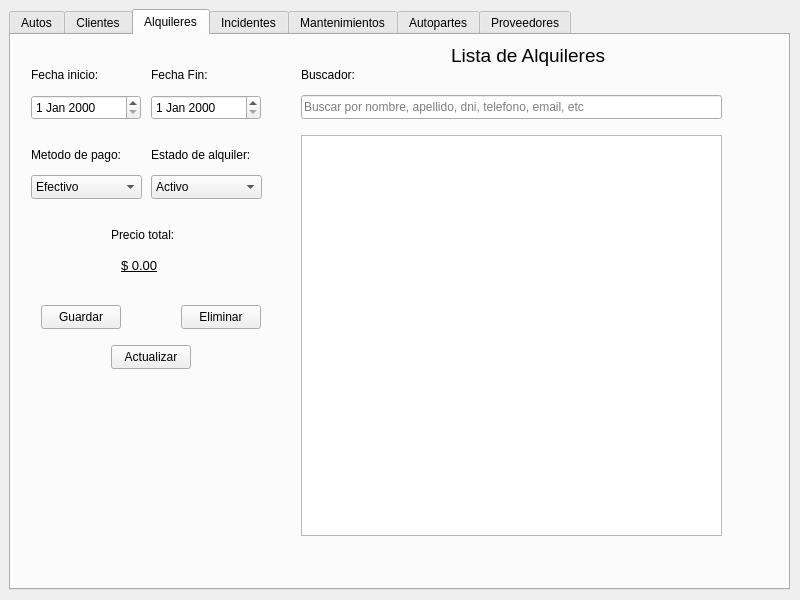
Before: the Qt Designer form mainwindow.ui in FacundoTecnica1/AutoGest, drawn with Qt 5.
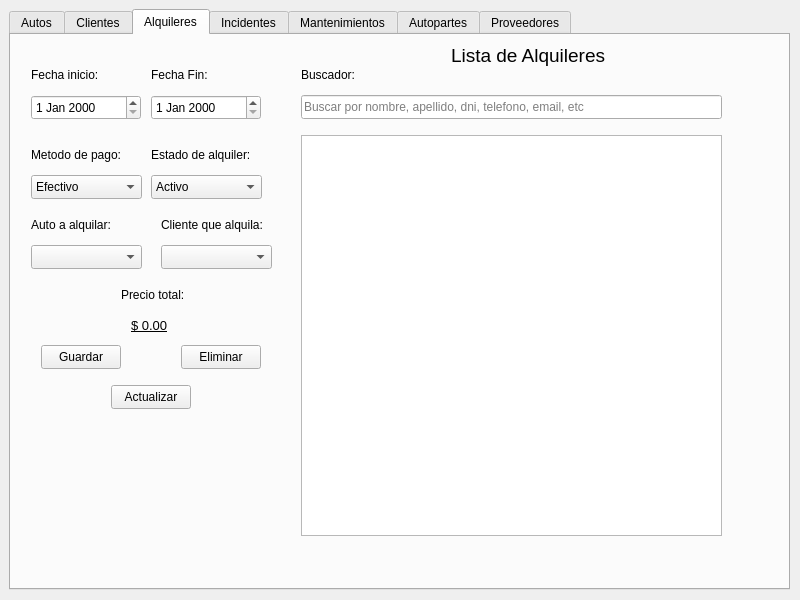
After: the same form once the commit is applied. The open tabs and pages were chosen to show the change.

Patch:
```diff
--- a/mainwindow.ui
+++ b/mainwindow.ui
@@ -726,7 +726,7 @@
           <property name="geometry">
            <rect>
             <x>170</x>
-            <y>270</y>
+            <y>310</y>
             <width>80</width>
             <height>24</height>
            </rect>
@@ -821,7 +821,7 @@
           <property name="geometry">
            <rect>
             <x>30</x>
-            <y>270</y>
+            <y>310</y>
             <width>80</width>
             <height>24</height>
            </rect>
@@ -888,7 +888,7 @@
           <property name="geometry">
            <rect>
             <x>100</x>
-            <y>310</y>
+            <y>350</y>
             <width>80</width>
             <height>24</height>
            </rect>
@@ -925,8 +925,8 @@
          <widget class="QLabel" name="lblPrecioTotalAlquiler">
           <property name="geometry">
            <rect>
-            <x>100</x>
-            <y>180</y>
+            <x>110</x>
+            <y>240</y>
             <width>111</width>
             <height>40</height>
            </rect>
@@ -938,8 +938,8 @@
          <widget class="QLabel" name="lblTotalAlquiler">
           <property name="geometry">
            <rect>
-            <x>110</x>
-            <y>210</y>
+            <x>120</x>
+            <y>270</y>
             <width>41</width>
             <height>40</height>
            </rect>
@@ -974,6 +974,52 @@
            </rect>
           </property>
          </widget>
+         <widget class="QLabel" name="lblAutoAlquiler">
+          <property name="geometry">
+           <rect>
+            <x>20</x>
+            <y>170</y>
+            <width>101</width>
+            <height>40</height>
+           </rect>
+          </property>
+          <property name="text">
+           <string>Auto a alquilar:</string>
+          </property>
+         </widget>
+         <widget class="QComboBox" name="cmbAutoAlquiler">
+          <property name="geometry">
+           <rect>
+            <x>20</x>
+            <y>210</y>
+            <width>111</width>
+            <height>24</height>
+           </rect>
+          </property>
+         </widget>
+         <widget class="QLabel" name="lblClienteAlquiler">
+          <property name="geometry">
+           <rect>
+            <x>150</x>
+            <y>170</y>
+            <width>111</width>
+            <height>40</height>
+           </rect>
+          </property>
+          <property name="text">
+           <string>Cliente que alquila:</string>
+          </property>
+         </widget>
+         <widget class="QComboBox" name="cmbClienteAlquiler">
+          <property name="geometry">
+           <rect>
+            <x>150</x>
+            <y>210</y>
+            <width>111</width>
+            <height>24</height>
+           </rect>
+          </property>
+         </widget>
         </widget>
         <widget class="QWidget" name="Incidentes">
          <attribute name="title">
```
Left out of the diff: 37 changed lines with no effect on the pictures.
